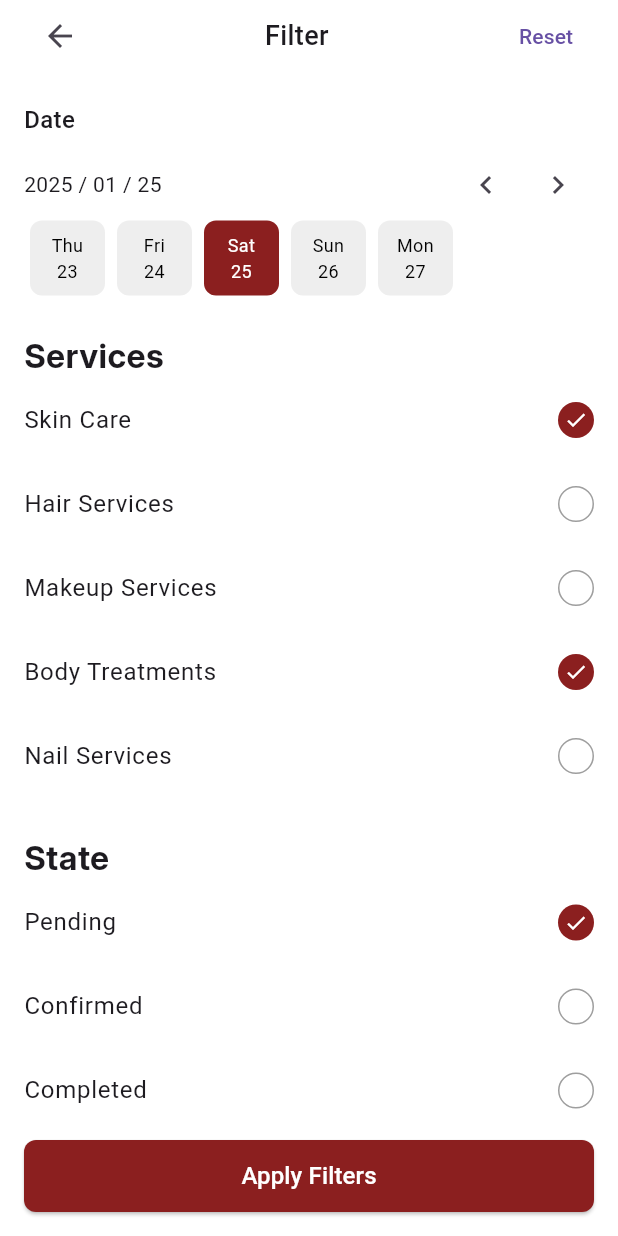
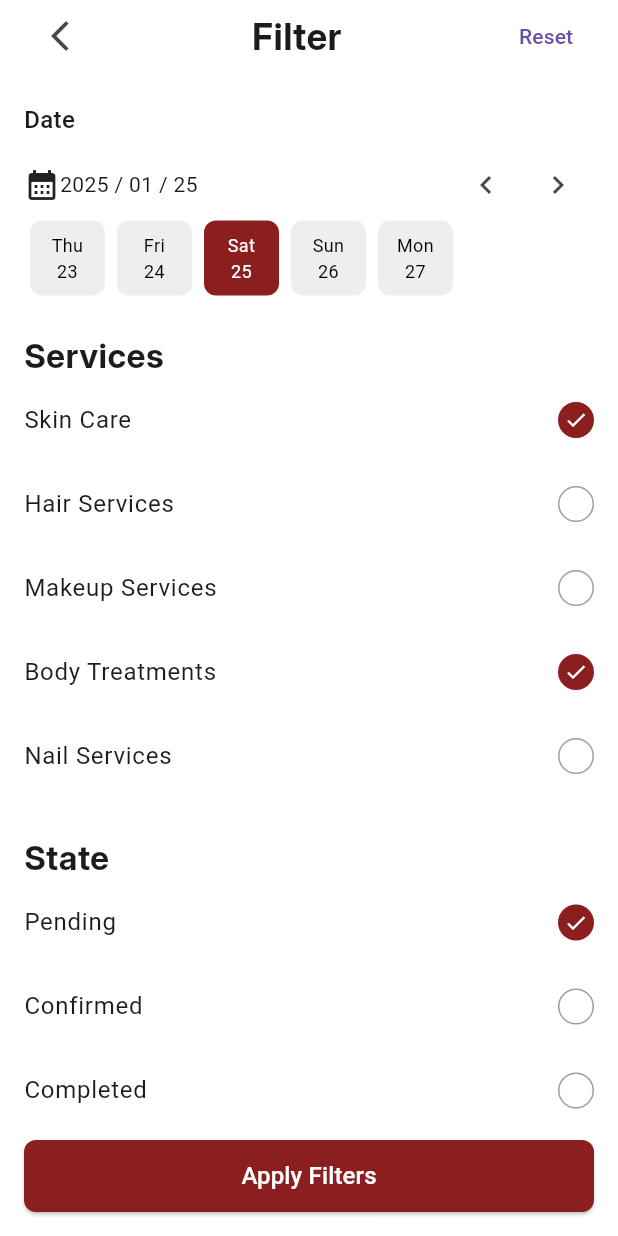
Before and after one commit to ahmed-hany-ashourgroup/rakli_salons_app, a Flutter app: the FilterView screen opened by its route, on a phone screen of 412 x 824 dp. Run offline on Flutter 3.47's test engine with Material 3 defaults, Android fonts, the phone set to English and light mode, and no system bars; our stand-ins replace bloc, dartz, dio, fl_chart, flutter_bloc, flutter_svg and 8 more; project files that could hold a hidden picture were left out.

Commit message:
Remove unused drawer item and update UI elements
- Removed the 'Staff Management' drawer item from CustomDrawer.
- Updated the back icon in FilterView to use `Icons.arrow_back_ios_new`.
- Applied `AppStyles.bold24` to the 'Filter' text in FilterView.
- Added a calendar icon before the date display in FilterView.
- Updated the send button in AppointmentItem to be enabled only if the comment text is not empty.

```diff
--- a/lib/core/customs/custom_drawer.dart
+++ b/lib/core/customs/custom_drawer.dart
@@ -39,7 +39,6 @@ class CustomDrawer extends StatelessWidget {
             ),
             _buildDrawerItem(Icons.add_box, 'Add Products', () {}),
             _buildDrawerItem(Icons.shopping_bag, 'Shop', () {}),
-            _buildDrawerItem(Icons.people, 'Staff Management', () {}),
             _buildDrawerItem(Icons.assessment, 'Reports', () {}),
             _buildDrawerItem(Icons.card_membership, 'Subscription', () {}),
             _buildDrawerItem(Icons.help, 'Help & Support', () {}),
--- a/lib/features/home/views/filter_view.dart
+++ b/lib/features/home/views/filter_view.dart
@@ -66,16 +66,13 @@ class _FilterViewState extends State<FilterView> {
               Row(
                 children: [
                   IconButton(
-                    icon: const Icon(Icons.arrow_back),
+                    icon: const Icon(Icons.arrow_back_ios_new),
                     onPressed: () => Navigator.pop(context),
                   ),
-                  const Expanded(
+                  Expanded(
                     child: Text(
                       'Filter',
-                      style: TextStyle(
-                        fontSize: 18,
-                        fontWeight: FontWeight.w500,
-                      ),
+                      style: AppStyles.bold24,
                       textAlign: TextAlign.center,
                     ),
                   ),
@@ -110,6 +107,7 @@ class _FilterViewState extends State<FilterView> {
                     // Date display
                     Row(
                       children: [
+                        Icon(Icons.calendar_month),
                         Text(
                           DateFormat('yyyy / MM / dd').format(selectedDate),
                           style: const TextStyle(fontSize: 14),
--- a/lib/features/home/views/widgets/appointment_item.dart
+++ b/lib/features/home/views/widgets/appointment_item.dart
@@ -162,7 +162,8 @@ class _AppointmentItemState extends State<AppointmentItem> {
                   contentPadding: const EdgeInsets.all(8),
                   fillColor: const Color(0xffD9D9D9),
                   suffixIcon: IconButton(
-                      onPressed: () {},
+                      onPressed:
+                          _commentController.text.isNotEmpty ? () {} : null,
                       icon: Icon(
                         Icons.send,
                         color: Colors.black,
```
